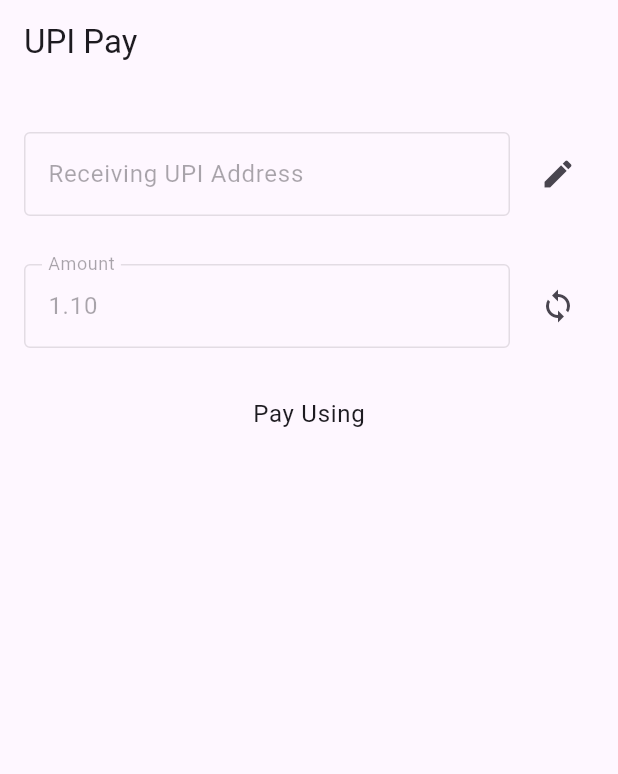
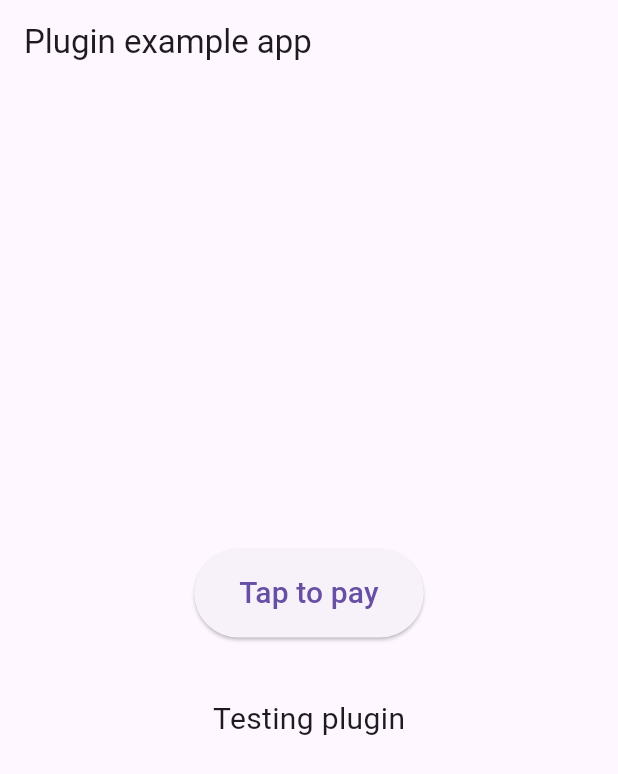
Before and after one commit to SariskaIO/sariska-chat-app-flutter, a Flutter app: the screen it shows after launch, on a phone screen of 412 x 824 dp. Shown: the top 774 px of the screen. Run offline on Flutter 3.47's test engine with Material 3 defaults, Android fonts, the phone set to English and light mode, and no system bars; our stand-ins replace flutter_iconly, fluttertoast, get; missing offline and left inert: phoenix_wings, quantupi.

```diff
--- a/lib/main.dart
+++ b/lib/main.dart
@@ -1,356 +1,158 @@
 import 'dart:io';
-import 'dart:math';
+import 'package:flutter/material.dart';
+import 'package:flutter/foundation.dart' show kIsWeb;
+import 'package:quantupi/quantupi.dart';
 
-import 'package:flutter/material.dart';
-import 'package:upi_pay/upi_pay.dart';
+void main() => runApp(const MyApp());
 
-void main() => runApp(App());
+class MyApp extends StatefulWidget {
+  const MyApp({Key? key}) : super(key: key);
 
-class App extends StatelessWidget {
   @override
-  Widget build(BuildContext context) {
-    return MaterialApp(
-      home: Scaffold(
-        appBar: AppBar(
-          title: Text('UPI Pay'),
-        ),
-        body: Screen(),
-      ),
-    );
-  }
+  State<MyApp> createState() => _MyAppState();
 }
 
-class Screen extends StatefulWidget {
-  @override
-  _ScreenState createState() => _ScreenState();
-}
+class _MyAppState extends State<MyApp> {
+  String data = 'Testing plugin';
 
-class _ScreenState extends State<Screen> {
-  String? _upiAddrError;
-
-  final _upiAddressController = TextEditingController();
-  final _amountController = TextEditingController();
-
-  bool _isUpiEditable = false;
-  List<ApplicationMeta>? _apps;
+  String appname = paymentappoptions[0];
 
   @override
   void initState() {
     super.initState();
-
-    _amountController.text =
-        (Random.secure().nextDouble() * 10).toStringAsFixed(2);
-
-    Future.delayed(Duration(milliseconds: 0), () async {
-      _apps = await UpiPay.getInstalledUpiApplications(
-          statusType: UpiApplicationDiscoveryAppStatusType.all);
-      setState(() {});
-    });
   }
 
-  @override
-  void dispose() {
-    _amountController.dispose();
-    _upiAddressController.dispose();
-    super.dispose();
-  }
+  Future<String> initiateTransaction({QuantUPIPaymentApps? app}) async {
+    Quantupi upi = Quantupi(
+      receiverUpiId: 'merchant737120.augp@aubank',
+      receiverName: 'Tester',
+      transactionRefId: 'TestingId',
+      transactionNote: 'Not actual. Just an example.',
+      amount: 1.0,
+      appname: app,
+    );
+    String response = await upi.startTransaction();
 
-  void _generateAmount() {
-    setState(() {
-      _amountController.text =
-          (Random.secure().nextDouble() * 10).toStringAsFixed(2);
-    });
-  }
-
-  Future<void> _onTap(ApplicationMeta app) async {
-    final err = _validateUpiAddress(_upiAddressController.text);
-    if (err != null) {
-      setState(() {
-        _upiAddrError = err;
-      });
-      return;
-    }
-    setState(() {
-      _upiAddrError = null;
-    });
-
-    final transactionRef = Random.secure().nextInt(1 << 32).toString();
-    print("Starting transaction with id $transactionRef");
-
-    final a = await UpiPay.initiateTransaction(
-      amount: _amountController.text,
-      app: app.upiApplication,
-      receiverName: 'Sharad',
-      receiverUpiAddress: _upiAddressController.text,
-      transactionRef: transactionRef,
-      transactionNote: 'UPI Payment',
-      // merchantCode: '7372',
-    );
-
-    print(a);
+    return response;
   }
 
   @override
   Widget build(BuildContext context) {
-    return Container(
-      padding: EdgeInsets.symmetric(horizontal: 16),
-      child: ListView(
-        children: <Widget>[
-          _vpa(),
-          if (_upiAddrError != null) _vpaError(),
-          _amount(),
-          if (Platform.isIOS) _submitButton(),
-          Platform.isAndroid ? _androidApps() : _iosApps(),
-        ],
+    bool isios = !kIsWeb && Platform.isIOS;
+    return MaterialApp(
+      home: Scaffold(
+        appBar: AppBar(
+          title: const Text('Plugin example app'),
+        ),
+        body: Center(
+          child: Column(
+            mainAxisAlignment: MainAxisAlignment.center,
+            children: <Widget>[
+              if (isios)
+                DropdownButton<String>(
+                  value: appname,
+                  icon: const Icon(Icons.arrow_drop_down),
+                  iconSize: 24,
+                  elevation: 16,
+                  underline: Container(
+                    height: 0,
+                    // color: ,
+                  ),
+                  onChanged: (String? newValue) {
+                    setState(() {
+                      appname = newValue!;
+                    });
+                  },
+                  items: paymentappoptions
+                      .map<DropdownMenuItem<String>>((String value) {
+                    return DropdownMenuItem<String>(
+                      value: value,
+                      child: Container(
+                        margin: const EdgeInsets.symmetric(
+                          horizontal: 20,
+                        ),
+                        child: Center(
+                          child: Text(
+                            value,
+                          ),
+                        ),
+                      ),
+                    );
+                  }).toList(),
+                ),
+              if (isios) const SizedBox(height: 20),
+              ElevatedButton(
+                onPressed: () async {
+                  String value = await initiateTransaction(
+                    app: isios ? appoptiontoenum(appname) : null,
+                  );
+                  setState(() {
+                    data = value;
+                  });
+                },
+                style: ElevatedButton.styleFrom(
+                  padding: const EdgeInsets.symmetric(
+                    horizontal: 30,
+                    vertical: 15,
+                  ),
+                ),
+                child: const Text(
+                  "Tap to pay",
+                  style: TextStyle(fontSize: 20),
+                ),
+              ),
+              const SizedBox(
+                height: 20,
+              ),
+              Padding(
+                padding: const EdgeInsets.all(20.0),
+                child: Text(
+                  data,
+                  style: const TextStyle(fontSize: 20),
+                ),
+              )
+            ],
+          ),
+        ),
       ),
     );
   }
 
-  Widget _vpa() {
-    return Container(
-      margin: EdgeInsets.only(top: 32),
-      child: Row(
-        children: <Widget>[
-          Expanded(
-            child: TextFormField(
-              controller: _upiAddressController,
-              enabled: _isUpiEditable,
-              decoration: InputDecoration(
-                border: OutlineInputBorder(),
-                hintText: 'address@upi',
-                labelText: 'Receiving UPI Address',
-              ),
-            ),
-          ),
-          Container(
-            margin: EdgeInsets.only(left: 8),
-            child: IconButton(
-              icon: Icon(
-                _isUpiEditable ? Icons.check : Icons.edit,
-              ),
-              onPressed: () {
-                setState(() {
-                  _isUpiEditable = !_isUpiEditable;
-                });
-              },
-            ),
-          ),
-        ],
-      ),
-    );
-  }
+  QuantUPIPaymentApps appoptiontoenum(String appname) {
+    switch (appname) {
+      case 'Amazon Pay':
+        return QuantUPIPaymentApps.amazonpay;
+      case 'BHIMUPI':
+        return QuantUPIPaymentApps.bhimupi;
+      case 'Google Pay':
+        return QuantUPIPaymentApps.googlepay;
+      case 'Mi Pay':
+        return QuantUPIPaymentApps.mipay;
+      case 'Mobikwik':
+        return QuantUPIPaymentApps.mobikwik;
+      case 'Airtel Thanks':
+        return QuantUPIPaymentApps.myairtelupi;
+      case 'Paytm':
+        return QuantUPIPaymentApps.paytm;
 
-  Widget _vpaError() {
-    return Container(
-      margin: EdgeInsets.only(top: 4, left: 12),
-      child: Text(
-        _upiAddrError!,
-        style: TextStyle(color: Colors.red),
-      ),
-    );
-  }
-
-  Widget _amount() {
-    return Container(
-      margin: EdgeInsets.only(top: 32),
-      child: Row(
-        children: <Widget>[
-          Expanded(
-            child: TextField(
-              controller: _amountController,
-              readOnly: true,
-              enabled: false,
-              decoration: InputDecoration(
-                border: OutlineInputBorder(),
-                labelText: 'Amount',
-              ),
-            ),
-          ),
-          Container(
-            margin: EdgeInsets.only(left: 8),
-            child: IconButton(
-              icon: Icon(Icons.loop),
-              onPressed: _generateAmount,
-            ),
-          ),
-        ],
-      ),
-    );
-  }
-
-  Widget _submitButton() {
-    return Container(
-      margin: EdgeInsets.only(top: 32),
-      child: Row(
-        children: <Widget>[
-          Expanded(
-            child: MaterialButton(
-              onPressed: () async => await _onTap(_apps![0]),
-              child: Text('Initiate Transaction',
-                  style: Theme.of(context)
-                      .textTheme
-                      .button!
-                      .copyWith(color: Colors.white)),
-              height: 48,
-              shape: RoundedRectangleBorder(
-                  borderRadius: BorderRadius.circular(6)),
-            ),
-          ),
-        ],
-      ),
-    );
-  }
-
-  Widget _androidApps() {
-    return Container(
-      margin: EdgeInsets.only(top: 32, bottom: 32),
-      child: Column(
-        mainAxisSize: MainAxisSize.min,
-        children: <Widget>[
-          Container(
-            margin: EdgeInsets.only(bottom: 12),
-            child: Text(
-              'Pay Using',
-              style: Theme.of(context).textTheme.bodyText1,
-            ),
-          ),
-          if (_apps != null) _appsGrid(_apps!.map((e) => e).toList()),
-        ],
-      ),
-    );
-  }
-
-  Widget _iosApps() {
-    return Container(
-      margin: EdgeInsets.only(top: 32, bottom: 32),
-      child: Column(
-        mainAxisSize: MainAxisSize.min,
-        children: <Widget>[
-          Container(
-            margin: EdgeInsets.only(bottom: 24),
-            child: Text(
-              'One of these will be invoked automatically by your phone to '
-              'make a payment',
-              style: Theme.of(context).textTheme.bodyText2,
-            ),
-          ),
-          Container(
-            margin: const EdgeInsets.only(bottom: 12),
-            child: Text(
-              'Detected Installed Apps',
-              style: Theme.of(context).textTheme.bodyText1,
-            ),
-          ),
-          if (_apps != null) _discoverableAppsGrid(),
-          Container(
-            margin: const EdgeInsets.only(top: 12, bottom: 12),
-            child: Text(
-              'Other Supported Apps (Cannot detect)',
-              style: Theme.of(context).textTheme.bodyText1,
-            ),
-          ),
-          if (_apps != null) _nonDiscoverableAppsGrid(),
-        ],
-      ),
-    );
-  }
-
-  GridView _discoverableAppsGrid() {
-    List<ApplicationMeta> metaList = [];
-    _apps!.forEach((e) {
-      if (e.upiApplication.discoveryCustomScheme != null) {
-        metaList.add(e);
-      }
-    });
-    return _appsGrid(metaList);
-  }
-
-  GridView _nonDiscoverableAppsGrid() {
-    List<ApplicationMeta> metaList = [];
-    _apps!.forEach((e) {
-      if (e.upiApplication.discoveryCustomScheme == null) {
-        metaList.add(e);
-      }
-    });
-    return _appsGrid(metaList);
-  }
-
-  GridView _appsGrid(List<ApplicationMeta> apps) {
-    apps.sort((a, b) => a.upiApplication
-        .getAppName()
-        .toLowerCase()
-        .compareTo(b.upiApplication.getAppName().toLowerCase()));
-    return GridView.count(
-      crossAxisCount: 4,
-      shrinkWrap: true,
-      mainAxisSpacing: 4,
-      crossAxisSpacing: 4,
-      // childAspectRatio: 1.6,
-      physics: const NeverScrollableScrollPhysics(),
-      children: apps
-          .map(
-            (it) => Material(
-              key: ObjectKey(it.upiApplication),
-              // color: Colors.grey[200],
-              child: InkWell(
-                onTap: Platform.isAndroid ? () async => await _onTap(it) : null,
-                child: Column(
-                  mainAxisSize: MainAxisSize.min,
-                  mainAxisAlignment: MainAxisAlignment.center,
-                  children: <Widget>[
-                    it.iconImage(48),
-                    Container(
-                      margin: EdgeInsets.only(top: 4),
-                      alignment: Alignment.center,
-                      child: Text(
-                        it.upiApplication.getAppName(),
-                        textAlign: TextAlign.center,
-                      ),
-                    ),
-                  ],
-                ),
-              ),
-            ),
-          )
-          .toList(),
-    );
+      case 'PhonePe':
+        return QuantUPIPaymentApps.phonepe;
+      case 'SBI PAY':
+        return QuantUPIPaymentApps.sbiupi;
+      default:
+        return QuantUPIPaymentApps.googlepay;
+    }
   }
 }
 
-String? _validateUpiAddress(String value) {
-  if (value.isEmpty) {
-    return 'UPI VPA is required.';
-  }
-  if (value.split('@').length != 2) {
-    return 'Invalid UPI VPA';
-  }
-  return null;
-}
-
-
-
-
-
-// import 'package:flutter/material.dart';
-// import 'package:sariska_chat_app_flutter/pages/landing_page.dart';
-// import 'components/app_colors.dart';
-
-// void main() {
-//   runApp(const MyApp());
-// }
-
-// class MyApp extends StatelessWidget {
-//   const MyApp({super.key});
-
-//   @override
-//   Widget build(BuildContext context) {
-//     return MaterialApp(
-//       theme: ThemeData(
-//         colorScheme: ColorScheme.fromSeed(
-//           seedColor: AppColors.colorPrimary,
-//         ),
-//       ),
-//       home: const LandingPage(),
-//     );
-//   }
-// }
+const List<String> paymentappoptions = [
+  'Amazon Pay',
+  'BHIMUPI',
+  'Google Pay',
+  'Mi Pay',
+  'Mobikwik',
+  'Airtel Thanks',
+  'Paytm',
+  'PhonePe',
+  'SBI PAY',
+];
--- a/pubspec.yaml
+++ b/pubspec.yaml
@@ -42,7 +42,7 @@ dependencies:
   intl: 0.17.0
   fluttertoast: 8.2.4
   flutter_iconly: 1.0.2
-  upi_pay: 1.0.1
+  quantupi: 0.0.6
 
 dev_dependencies:
   flutter_test:
```
Also changed, not shown: pubspec.lock, 3 other files.
